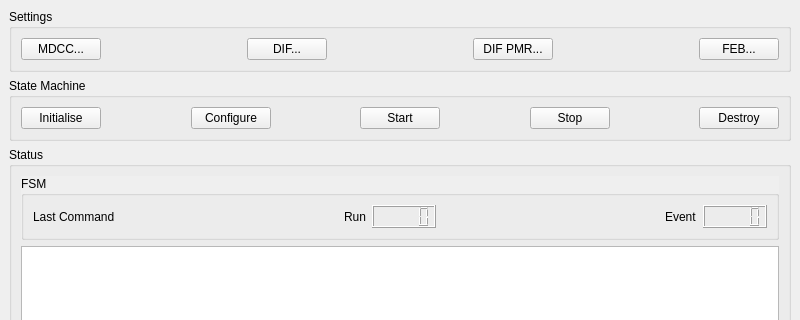
Qt form pycontrol/qt/daqwindow.ui (mirabitl/lydaq) before a commit; both pictures show x 0 to 800 and y 0 to 320 of the 800 by 600 pixel window.
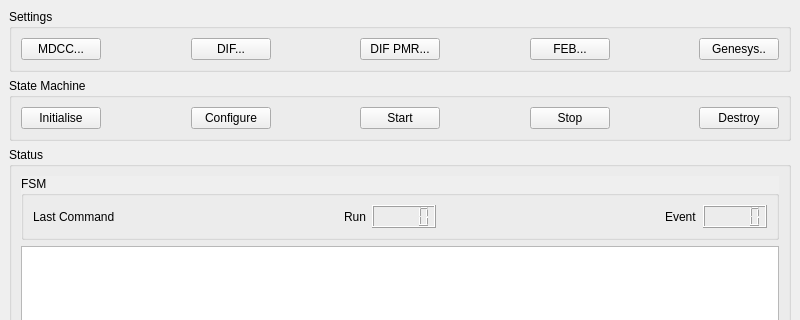
The same form after that commit.

```diff
--- a/pycontrol/qt/daqwindow.ui
+++ b/pycontrol/qt/daqwindow.ui
@@ -91,6 +91,26 @@
          </property>
         </widget>
        </item>
+       <item>
+        <spacer name="horizontalSpacer_10">
+         <property name="orientation">
+          <enum>Qt::Horizontal</enum>
+         </property>
+         <property name="sizeHint" stdset="0">
+          <size>
+           <width>40</width>
+           <height>20</height>
+          </size>
+         </property>
+        </spacer>
+       </item>
+       <item>
+        <widget class="QPushButton" name="pbGENESYS">
+         <property name="text">
+          <string>Genesys..</string>
+         </property>
+        </widget>
+       </item>
       </layout>
      </widget>
     </item>
```
